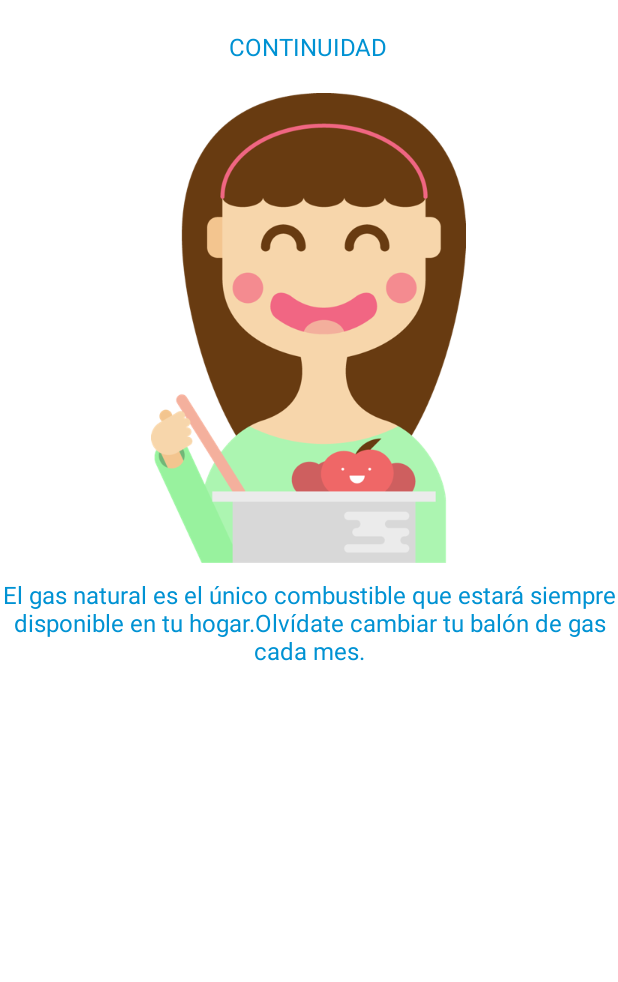
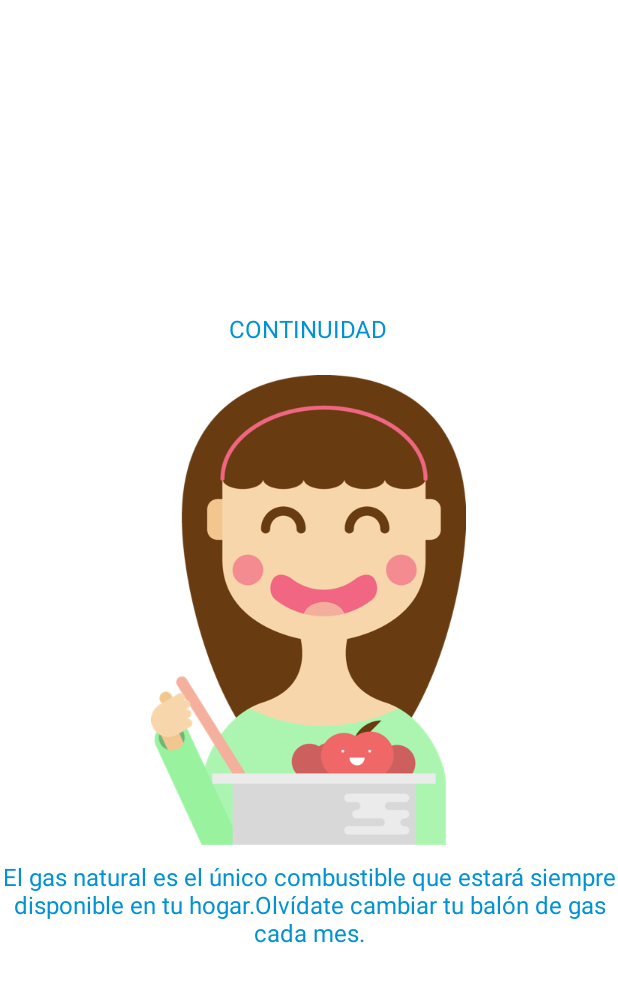
Before and after one commit to TaniaIncio/GasNatural, an Android app: the layout slideshow1_view2.xml on its own in the app's theme, with its tools: preview values and no code run, on a phone screen of 412 x 824 dp. Shown: the top 982 px of the screen. Run offline under Robolectric (Android 15) with nearby library versions, the phone set to English and light mode, and no system bars.

Commit message:
Agregada las slides funcionales

```diff
--- a/app/src/main/res/layout/slideshow1_view2.xml
+++ b/app/src/main/res/layout/slideshow1_view2.xml
@@ -12,20 +12,20 @@
             android:layout_height="wrap_content"
             android:textColor="#0092d3"
             android:text="@string/slidesshow1_view2_tittle"
+            android:layout_above="@+id/imageView"
+            android:layout_centerHorizontal="true"
             android:textSize="@dimen/sp_text_slides"
-            android:layout_alignParentTop="true"
-            android:layout_centerHorizontal="true"
-            android:id="@+id/textView"
-            android:layout_margin="20dp" />
+            android:layout_margin="20dp"
+            />
         <ImageView
             android:layout_width="wrap_content"
             android:layout_height="wrap_content"
             android:layout_gravity="center_horizontal"
+            android:layout_centerVertical="true"
+            android:layout_centerHorizontal="true"
             android:src="@mipmap/slide2"
             android:id="@+id/imageView"
-            android:paddingBottom="10dp"
-            android:layout_below="@+id/textView"
-            android:layout_centerHorizontal="true" />
+            android:paddingBottom="10dp" />
         <TextView
             android:layout_width="wrap_content"
             android:layout_height="wrap_content"
```
